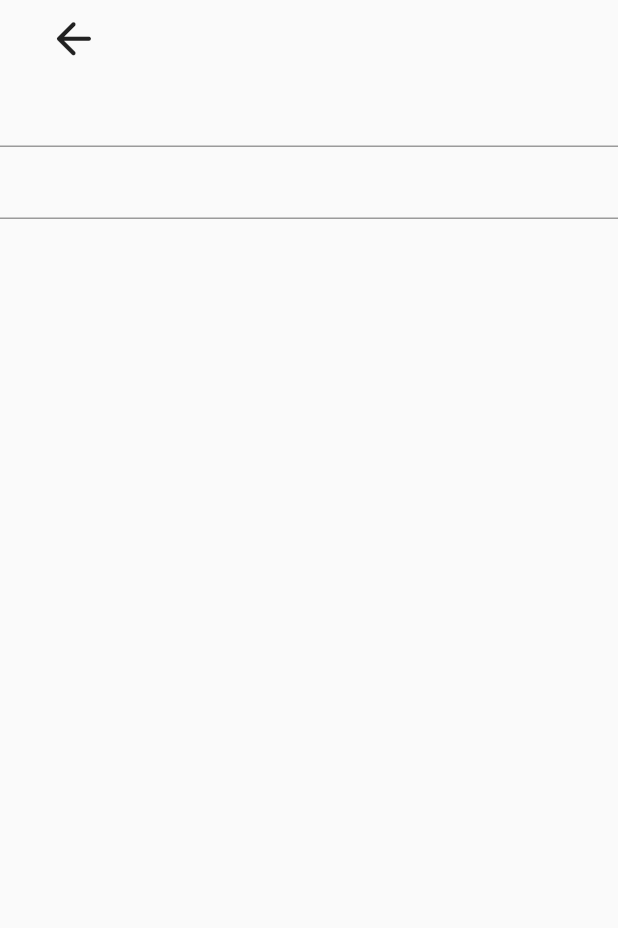
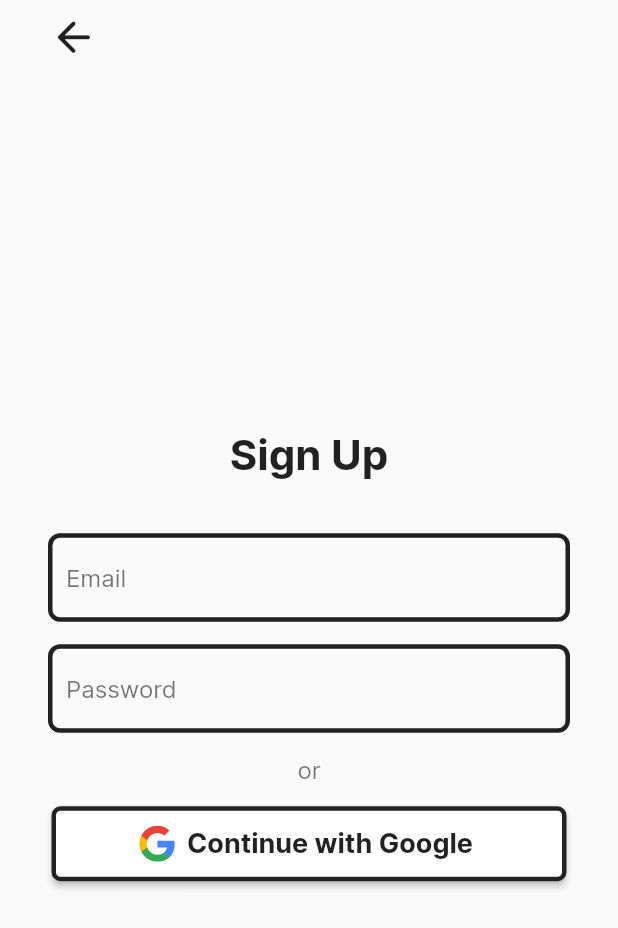
Before and after one commit to BrunoRabbit/fruit-store-app, a Flutter app: the RegisterPage screen opened by its route, on a phone screen of 412 x 824 dp. Shown: the top 928 px of the screen. Run offline on Flutter 3.47's test engine with Material 2 defaults, Android fonts, the light colour scheme and no system bars; our stand-ins replace badges, bloc, feather_icons, flutter_bloc, flutter_svg, like_button.

Commit message:
Greater adjustments

```diff
--- /dev/null
+++ b/lib/controllers/main_controller.dart
@@ -0,0 +1,5 @@
+import 'package:fruit_store_app/views/item_page/bloc/price_bloc.dart';
+import 'package:fruit_store_app/views/welcome_page/bloc/progress_bar_bloc.dart';
+
+late ProgressBarBloc progressBarBloc;
+late PriceBloc priceBloc;
--- /dev/null
+++ b/lib/controllers/register_page_controller.dart
@@ -0,0 +1,6 @@
+import 'package:flutter/cupertino.dart';
+
+class RegisterPageController {
+  TextEditingController controllerEmail = TextEditingController();
+  TextEditingController controllerPassword = TextEditingController();
+}
--- a/lib/routes/app_routes.dart
+++ b/lib/routes/app_routes.dart
@@ -2,8 +2,8 @@ import 'package:flutter/material.dart';
 import 'package:fruit_store_app/views/cart_page/cart_page.dart';
 import 'package:fruit_store_app/views/home_page/home_page.dart';
 import 'package:fruit_store_app/views/introduction_page/introduction_page.dart';
-import 'package:fruit_store_app/views/introduction_page/register_page/register_page.dart';
 import 'package:fruit_store_app/views/item_page/item_page.dart';
+import 'package:fruit_store_app/views/register_page/register_page.dart';
 
 class AppRoutes {
   static Map<String, Widget Function(BuildContext)> path = {
@@ -11,7 +11,7 @@ class AppRoutes {
     RoutesPath.itemPage: (_) => const ItemPage(),
     RoutesPath.cartPage: (_) => const CartPage(),
     RoutesPath.registerPage: (_) => const RegisterPage(),
-    RoutesPath.introductionPage: (_) => IntroductionPage(),
+    RoutesPath.introductionPage: (_) => const IntroductionPage(),
   };
 }
 
--- a/lib/views/home_page/widgets/app_bar_widget.dart
+++ b/lib/views/home_page/widgets/app_bar_widget.dart
@@ -24,7 +24,7 @@ class AppBarWidget extends StatelessWidget implements PreferredSizeWidget {
       leading: IconButton(
         icon: Icon(
           icon,
-          size: 35,
+          size: 33,
           color: Colors.black87,
         ),
         onPressed: onPressed,
--- a/lib/views/introduction_page/register_page/register_page.dart
+++ /dev/null
@@ -1,23 +0,0 @@
-import 'package:flutter/material.dart';
-import 'package:fruit_store_app/views/home_page/widgets/app_bar_widget.dart';
-
-class RegisterPage extends StatelessWidget {
-  const RegisterPage({Key? key}) : super(key: key);
-
-  @override
-  Widget build(BuildContext context) {
-    return Scaffold(
-      appBar: AppBarWidget(
-        icon: Icons.arrow_back_rounded,
-        onPressed: () {},
-        isHomeScreen: false,
-      ),
-      body: Column(
-        children: [
-          TextFormField(),
-          TextFormField(),
-        ],
-      ),
-    );
-  }
-}
--- a/lib/views/introduction_page/welcome_page/bloc/cubit/progress_bar_cubit.dart
+++ /dev/null
@@ -1,27 +0,0 @@
-import 'package:bloc/bloc.dart';
-
-part 'progress_bar_state.dart';
-
-class ProgressBarCubit extends Cubit<ProgressBarState> {
-  ProgressBarCubit()
-      : super(ProgressBarState(
-          currentIndex: 1,
-          isLastIndex: false,
-        ));
-
-  void nextWelcomeStep() {
-    if (state.currentIndex == 4) {
-      ProgressBarState(
-        currentIndex: state.currentIndex,
-        isLastIndex: true,
-      );
-    } else {
-      emit(
-        ProgressBarState(
-          currentIndex: state.currentIndex + 1,
-          isLastIndex: false,
-        ),
-      );
-    }
-  }
-}
--- a/lib/views/introduction_page/welcome_page/bloc/cubit/progress_bar_state.dart
+++ /dev/null
@@ -1,11 +0,0 @@
-part of 'progress_bar_cubit.dart';
-
-class ProgressBarState {
-  int currentIndex;
-  bool isLastIndex;
-
-  ProgressBarState({
-    required this.currentIndex,
-    required this.isLastIndex,
-  });
-}
--- /dev/null
+++ b/lib/views/register_page/register_page.dart
@@ -0,0 +1,88 @@
+import 'package:flutter/material.dart';
+import 'package:flutter_svg/flutter_svg.dart';
+import 'package:fruit_store_app/controllers/main_controller.dart';
+import 'package:fruit_store_app/controllers/register_page_controller.dart';
+import 'package:fruit_store_app/views/home_page/widgets/app_bar_widget.dart';
+import 'package:fruit_store_app/views/welcome_page/bloc/progress_bar_bloc.dart';
+import 'package:fruit_store_app/widgets/custom_text_form_field.dart';
+
+class RegisterPage extends StatelessWidget {
+  const RegisterPage({Key? key}) : super(key: key);
+
+  @override
+  Widget build(BuildContext context) {
+    final _controllerReg = RegisterPageController();
+    return Scaffold(
+      appBar: AppBarWidget(
+        icon: Icons.arrow_back_rounded,
+        isHomeScreen: false,
+        onPressed: () {
+          progressBarBloc.add(ChangeStepBarEvent(0));
+        },
+      ),
+      body: Column(
+        mainAxisAlignment: MainAxisAlignment.center,
+        children: [
+          const Text(
+            'Sign Up',
+            style: TextStyle(
+              fontFamily: 'Inter-Bold',
+              color: Colors.black87,
+              fontSize: 28,
+            ),
+          ),
+          const SizedBox(
+            height: 20,
+          ),
+          CustomTextFormField(
+            hintText: 'Email',
+            controller: _controllerReg.controllerEmail,
+          ),
+          CustomTextFormField(
+            hintText: 'Password',
+            controller: _controllerReg.controllerPassword,
+          ),
+          const SizedBox(
+            height: 15,
+          ),
+          const Text(
+            'or',
+            style: TextStyle(
+              color: Colors.black54,
+              fontSize: 16,
+            ),
+          ),
+          const SizedBox(
+            height: 15,
+          ),
+          SizedBox(
+            width: MediaQuery.of(context).size.width / 1.2,
+            height: 50,
+            child: ElevatedButton.icon(
+              icon: SvgPicture.asset('assets/svgs/google-logo.svg'),
+              label: const Text(
+                'Continue with Google',
+                style: TextStyle(
+                  color: Colors.black87,
+                  fontFamily: 'Inter-Bold',
+                  fontSize: 18,
+                ),
+              ),
+              style: ElevatedButton.styleFrom(
+                primary: Colors.white,
+                shape: RoundedRectangleBorder(
+                  borderRadius: BorderRadius.circular(6),
+                  side: const BorderSide(
+                    color: Colors.black87,
+                    width: 3,
+                  ),
+                ),
+              ),
+              onPressed: () {},
+            ),
+          ),
+        ],
+      ),
+    );
+  }
+}
--- /dev/null
+++ b/lib/views/welcome_page/bloc/progress_bar_bloc.dart
@@ -0,0 +1,15 @@
+import 'package:bloc/bloc.dart';
+import 'package:fruit_store_app/views/welcome_page/bloc/progress_bar_state.dart';
+part 'progress_bar_event.dart';
+
+class ProgressBarBloc extends Bloc<ProgressBarEvent, ProgressBarState> {
+  ProgressBarBloc() : super(ProgressBarState(0)) {
+    on<ChangeStepBarEvent>((event, emit) {
+      emit(
+        ProgressBarState(
+          event.step,
+        ),
+      );
+    });
+  }
+}
--- /dev/null
+++ b/lib/views/welcome_page/bloc/progress_bar_event.dart
@@ -0,0 +1,11 @@
+part of 'progress_bar_bloc.dart';
+
+abstract class ProgressBarEvent {}
+
+class ChangeStepBarEvent extends ProgressBarEvent {
+  final int step;
+
+  ChangeStepBarEvent(
+    this.step,
+  );
+}
--- /dev/null
+++ b/lib/views/welcome_page/bloc/progress_bar_state.dart
@@ -0,0 +1,6 @@
+class ProgressBarState {
+  final int step;
+  ProgressBarState(
+    this.step,
+  );
+}
--- a/lib/widgets/card_fruits.dart
+++ b/lib/widgets/card_fruits.dart
@@ -19,6 +19,7 @@ class CardFruits extends StatelessWidget {
       child: InkWell(
         onTap: () {
           Navigator.of(context).push(
+            // TODO - CHANGE TO PUSH NAMED
             MaterialPageRoute(
               builder: (_) => ItemPage(
                 product: product,
--- a/lib/widgets/custom_text_form_field.dart
+++ b/lib/widgets/custom_text_form_field.dart
@@ -0,0 +1,49 @@
+import 'package:flutter/material.dart';
+
+import 'package:fruit_store_app/styles/color_theme.dart';
+
+class CustomTextFormField extends StatelessWidget {
+  final String hintText;
+  final TextEditingController controller;
+
+  const CustomTextFormField({
+    Key? key,
+    required this.hintText,
+    required this.controller,
+  }) : super(key: key);
+
+  @override
+  Widget build(BuildContext context) {
+    return Padding(
+      padding: const EdgeInsets.only(
+        left: 32,
+        right: 32,
+        top: 15,
+      ),
+      child: TextFormField(
+        controller: controller,
+        cursorColor: Colors.black87,
+        decoration: InputDecoration(
+          hintText: hintText,
+          hintStyle: const TextStyle(
+            color: Colors.black54,
+          ),
+          enabledBorder: OutlineInputBorder(
+            borderSide: const BorderSide(
+              color: Colors.black87,
+              width: 3.0,
+            ),
+            borderRadius: BorderRadius.circular(8),
+          ),
+          focusedBorder: OutlineInputBorder(
+            borderSide: const BorderSide(
+              color: primaryColor,
+              width: 3.0,
+            ),
+            borderRadius: BorderRadius.circular(8),
+          ),
+        ),
+      ),
+    );
+  }
+}
```
Also changed, not shown: lib/controllers/welcome_page_controller.dart (+3 -9 lines), lib/main.dart (+9 -11 lines), lib/views/introduction_page/introduction_page.dart (+26 -46 lines), assets/svgs/google-logo.svg (added), lib/views/login_page/login_page.dart (renamed from lib/views/introduction_page/login_page/login_page.dart), lib/views/welcome_page/welcome_screen.dart (renamed from lib/views/introduction_page/welcome_page/welcome_screen.dart), lib/views/welcome_page/widgets/step_bar_widget.dart (renamed from lib/views/introduction_page/welcome_page/widgets/step_bar_widget.dart).
